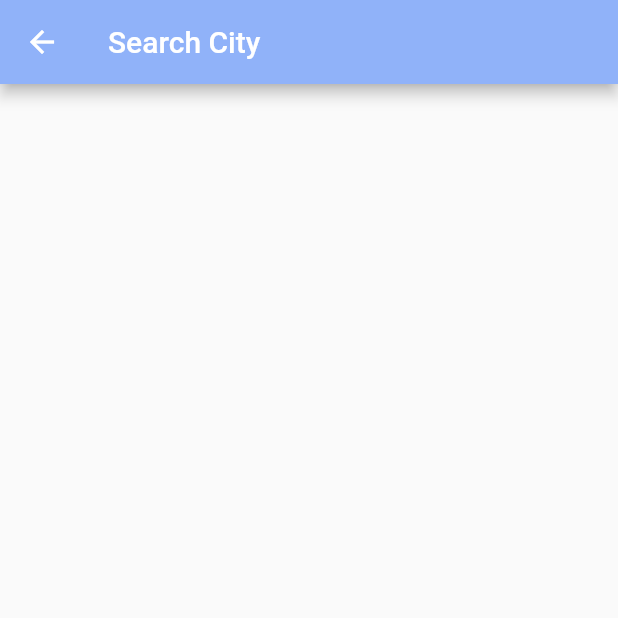
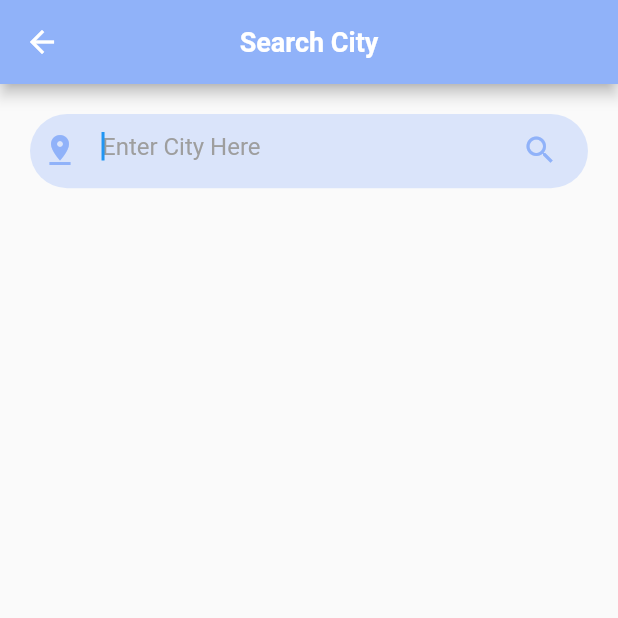
Before and after one commit to Atuoha/realtime_weather, a Flutter app: the SearchType screen opened by its route, on a phone screen of 412 x 824 dp, the top half of it. Run offline on Flutter 3.47's test engine with Material 2 defaults, Android fonts, the phone set to English and light mode, and no system bars.

Commit message:
structuring search city screen

```diff
--- a/lib/weather-types/city_selection_type.dart
+++ b/lib/weather-types/city_selection_type.dart
@@ -11,7 +11,6 @@ class CitySelectionType extends StatelessWidget {
 
   @override
   Widget build(BuildContext context) {
-
     // navigating to home screen
     void _navigateToHomeScreen() {
       Navigator.of(context).pushNamed(HomeScreen.routeName);
@@ -50,15 +49,15 @@ class CitySelectionType extends StatelessWidget {
           ),
         ),
         actions: [
-          IconButton(
-            onPressed: _navigateToHomeScreen,
-            icon: Icon(
-              cityProvider.getSelectedCities().isNotEmpty
-                  ? Icons.chevron_right_rounded
-                  : null,
-              color: Colors.white,
-            ),
-          )
+          cityProvider.getSelectedCities().isNotEmpty
+              ? IconButton(
+                  onPressed: _navigateToHomeScreen,
+                  icon: const Icon(
+                    Icons.chevron_right_rounded,
+                    color: Colors.white,
+                  ),
+                )
+              : const Text('')
         ],
       ),
       body: ListView.builder(
--- a/lib/weather-types/search_type.dart
+++ b/lib/weather-types/search_type.dart
@@ -5,13 +5,27 @@ import 'package:provider/provider.dart';
 import '../constants/constants.dart';
 import '../providers/city.dart';
 
-class SearchType extends StatelessWidget {
+class SearchType extends StatefulWidget {
   static const routeName = '/search-selection';
   const SearchType({Key? key}) : super(key: key);
 
   @override
+  State<SearchType> createState() => _SearchTypeState();
+}
+
+class _SearchTypeState extends State<SearchType> {
+  var textController = TextEditingController();
+  String searchedCity = '';
+
+
+  void searchCity(){
+
+  }
+
+  @override
   Widget build(BuildContext context) {
-     var cityProvider = Provider.of<CityData>(context);
+    var cityProvider = Provider.of<CityData>(context);
+
     Size size = MediaQuery.of(context).size;
     SystemChrome.setSystemUIOverlayStyle(
       const SystemUiOverlayStyle(
@@ -22,7 +36,7 @@ class SearchType extends StatelessWidget {
       floatingActionButton: cityProvider.searchedCity.isNotEmpty
           ? FloatingActionButton(
               backgroundColor: Constants.primaryColor,
-              onPressed: null,
+              onPressed: searchCity,
               child: const Icon(
                 Icons.pin_drop,
                 color: Colors.white,
@@ -30,9 +44,71 @@ class SearchType extends StatelessWidget {
             )
           : null,
       appBar: AppBar(
-
+        centerTitle: true,
         backgroundColor: Constants.primaryColor,
-        title: const Text('Search City'),
+        title: const Text(
+          'Search City',
+          style: TextStyle(
+            fontSize: 18,
+            color: Colors.white,
+            fontWeight: FontWeight.bold,
+          ),
+        ),
+        actions: [
+          cityProvider.searchedCity.isNotEmpty
+              ? IconButton(
+                  onPressed: searchCity,
+                  icon: const Icon(Icons.search),
+                  color: Colors.white,
+                )
+              : const Text(''),
+        ],
+      ),
+      body: Padding(
+        padding: const EdgeInsets.all(20.0),
+        child: Column(
+          children: [
+            Container(
+              height: size.height * 0.06,
+              decoration: BoxDecoration(
+                color: Constants.primaryColor.withOpacity(0.3),
+                borderRadius: BorderRadius.circular(30),
+              ),
+              child: Padding(
+                padding: const EdgeInsets.symmetric(horizontal: 8.0),
+                child: TextFormField(
+                  controller: textController,
+                  onSaved: (value) {
+                    setState(() {
+                      searchedCity = value!;
+                    });
+                  },
+                  autofocus: true,
+                  validator: (value) {
+                    if (value!.isEmpty) {
+                      return 'City name is required ';
+                    }
+                    return null;
+                  },
+                  decoration: InputDecoration(
+                    hintText: 'Enter City Here',
+                    hintStyle: const TextStyle(color: Colors.grey),
+                    icon: Icon(Icons.pin_drop, color: Constants.primaryColor),
+                    suffixIcon: IconButton(
+                      onPressed: null,
+                      icon: Icon(
+                        Icons.search,
+                        color: Constants.primaryColor,
+                      ),
+                    ),
+                    border: InputBorder.none,
+                    enabledBorder: InputBorder.none,
+                  ),
+                ),
+              ),
+            )
+          ],
+        ),
       ),
     );
   }
```
